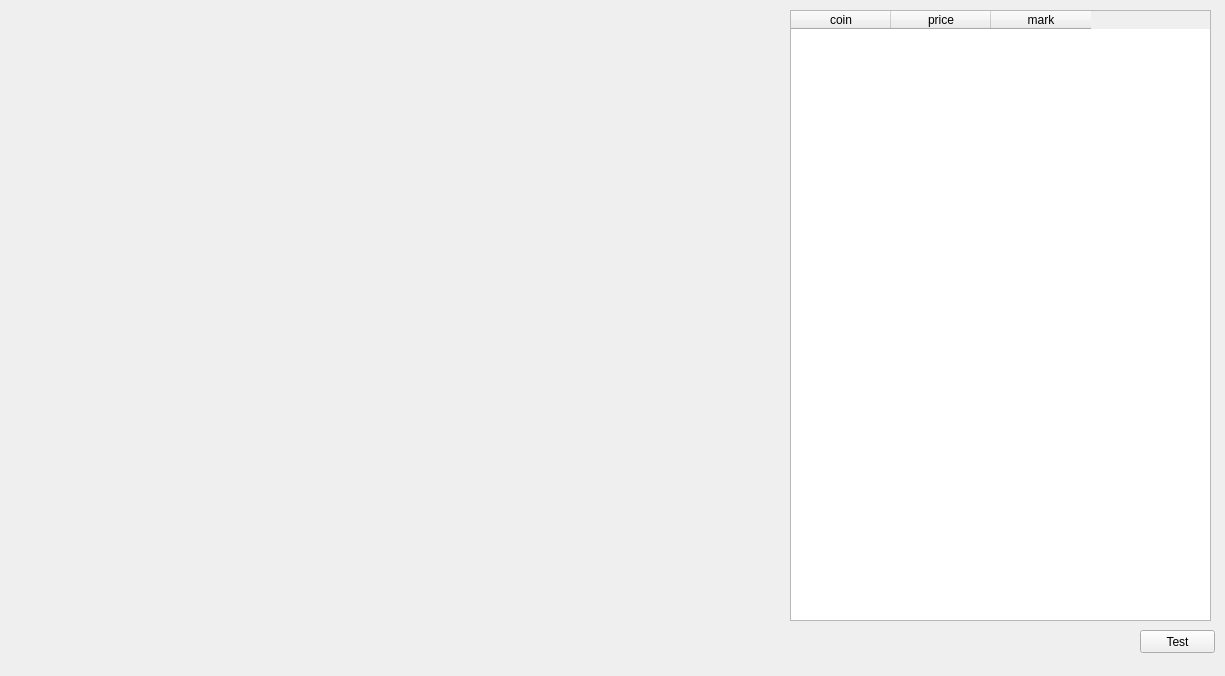
Old version of the form coin_alarm/gui.ui in the repository Qmingming/coin_alarm.
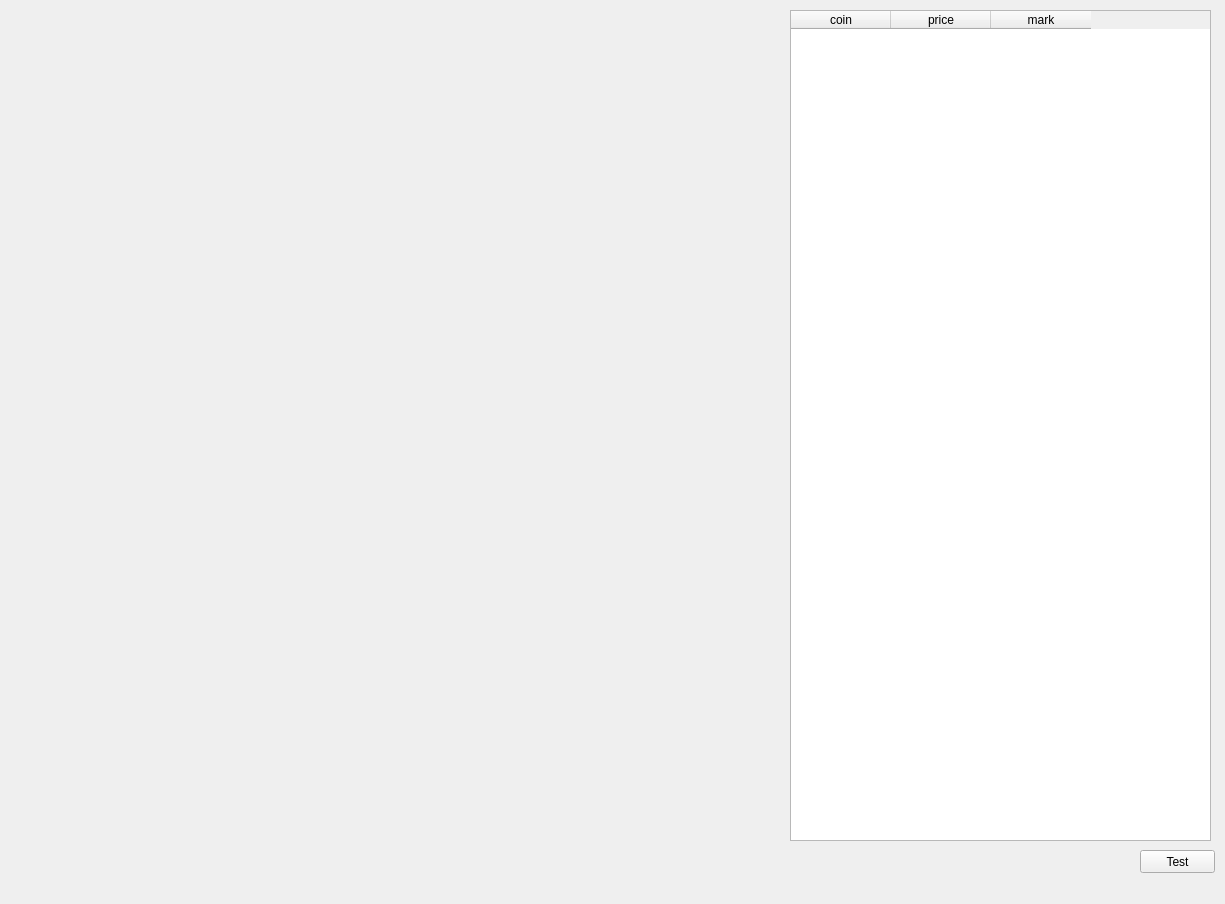
New version of the form.

Patch:
```diff
--- a/coin_alarm/gui.ui
+++ b/coin_alarm/gui.ui
@@ -7,7 +7,7 @@
     <x>0</x>
     <y>0</y>
     <width>1225</width>
-    <height>676</height>
+    <height>904</height>
    </rect>
   </property>
   <property name="windowTitle">
@@ -20,7 +20,7 @@
       <x>790</x>
       <y>10</y>
       <width>421</width>
-      <height>611</height>
+      <height>831</height>
      </rect>
     </property>
     <property name="editTriggers">
@@ -57,7 +57,7 @@
       <x>10</x>
       <y>10</y>
       <width>771</width>
-      <height>631</height>
+      <height>831</height>
      </rect>
     </property>
     <layout class="QVBoxLayout" name="verticalLayout"/>
@@ -66,7 +66,7 @@
     <property name="geometry">
      <rect>
       <x>1140</x>
-      <y>630</y>
+      <y>850</y>
       <width>75</width>
       <height>23</height>
      </rect>
```
